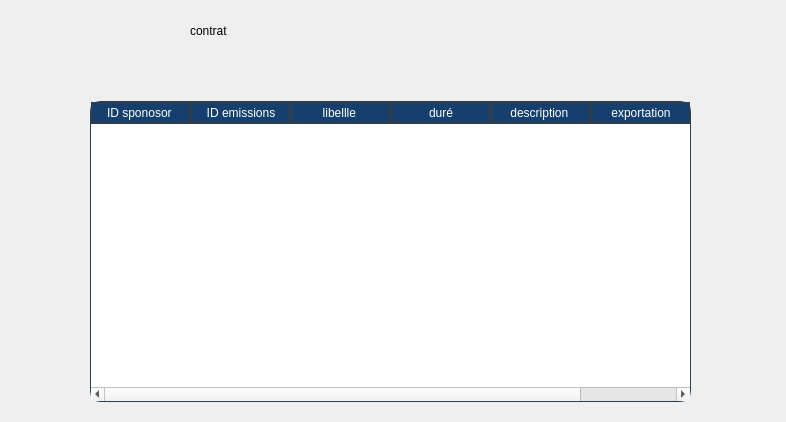
Above: contrat.ui from HyperDarkmoon/TVEmpire before the change. Below: the same form after it.
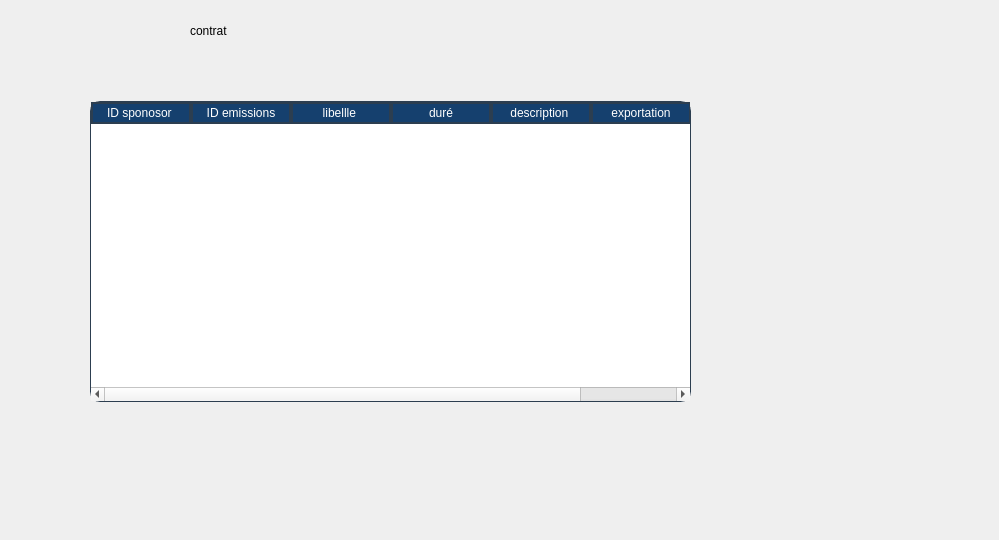
That is the form after the change.

The edit to the form file:
```diff
--- a/contrat.ui
+++ b/contrat.ui
@@ -6,8 +6,8 @@
    <rect>
     <x>0</x>
     <y>0</y>
-    <width>786</width>
-    <height>422</height>
+    <width>999</width>
+    <height>540</height>
    </rect>
   </property>
   <property name="windowTitle">
```
